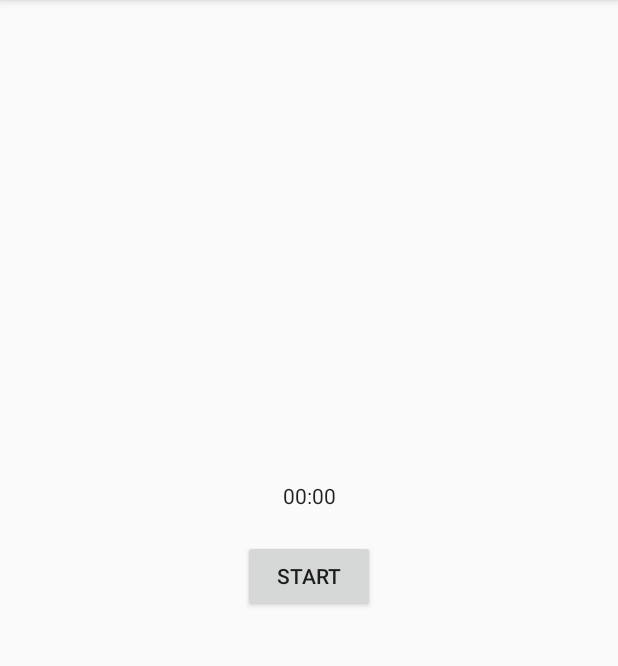
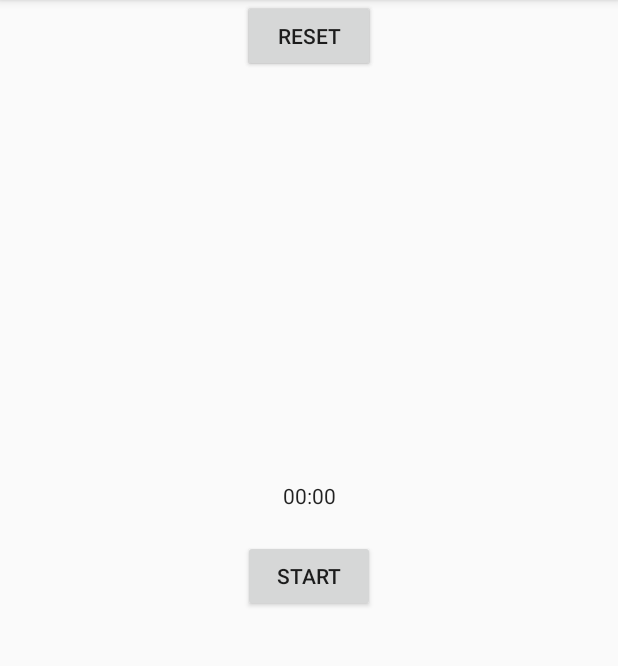
Before and after one commit to qwer01234/Stopwatch, an Android app: the screen it shows after launch (MainActivity), on a phone screen of 412 x 824 dp, the part 84-750 px from its top. Run offline under Robolectric (Android 15) with nearby library versions, the phone set to English and light mode, and no system bars.

```diff
--- a/app/src/main/java/com/example/stopwatch/MainActivity.kt
+++ b/app/src/main/java/com/example/stopwatch/MainActivity.kt
@@ -4,8 +4,14 @@ import androidx.appcompat.app.AppCompatActivity
 import android.os.Bundle
 
 class MainActivity : AppCompatActivity() {
+
+    private val TAG = "MainActivity"
+
     override fun onCreate(savedInstanceState: Bundle?) {
         super.onCreate(savedInstanceState)
         setContentView(R.layout.activity_main)
     }
+
+
+
 }
--- a/app/src/main/res/layout/activity_main.xml
+++ b/app/src/main/res/layout/activity_main.xml
@@ -20,16 +20,15 @@
         android:layout_width="wrap_content"
         android:layout_height="wrap_content"
         android:layout_marginBottom="20dp"
-        app:layout_constraintBottom_toTopOf="@+id/buttom_main_start"
+        app:layout_constraintBottom_toTopOf="@+id/button_main_start"
         app:layout_constraintEnd_toEndOf="parent"
-        app:layout_constraintHorizontal_bias="0.5"
         app:layout_constraintStart_toStartOf="parent" />
 
     <Button
-        android:id="@+id/buttom_main_start"
+        android:id="@+id/button_main_start"
         android:layout_width="wrap_content"
         android:layout_height="wrap_content"
-        android:text ="START"
+        android:text="START"
         app:layout_constraintBottom_toBottomOf="parent
 "
         app:layout_constraintEnd_toEndOf="parent"
@@ -37,4 +36,24 @@
 "
         app:layout_constraintStart_toStartOf="parent"
         app:layout_constraintTop_toTopOf="parent" />
+
+    <Button
+        android:id="@+id/button_main_stop"
+        android:layout_width="wrap_content"
+        android:layout_height="wrap_content"
+        android:text="Stop"
+        app:layout_constraintEnd_toEndOf="parent"
+        app:layout_constraintHorizontal_bias="0.5"
+        app:layout_constraintStart_toStartOf="parent"
+        tools:layout_editor_absoluteY="162dp" />
+
+    <Button
+        android:id="@+id/button_main_reset"
+        android:layout_width="wrap_content"
+        android:layout_height="wrap_content"
+        android:text="Reset"
+        app:layout_constraintEnd_toEndOf="parent"
+        app:layout_constraintHorizontal_bias="0.5"
+        app:layout_constraintStart_toStartOf="parent"
+        tools:layout_editor_absoluteY="531dp" />
 </androidx.constraintlayout.widget.ConstraintLayout>
```
